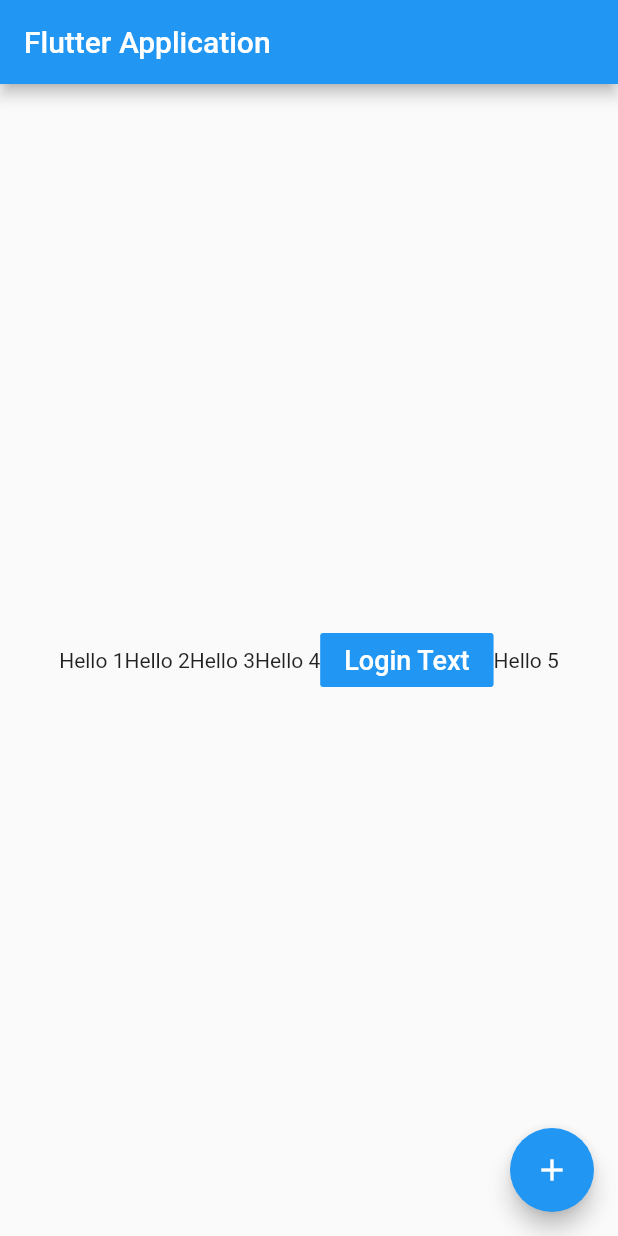
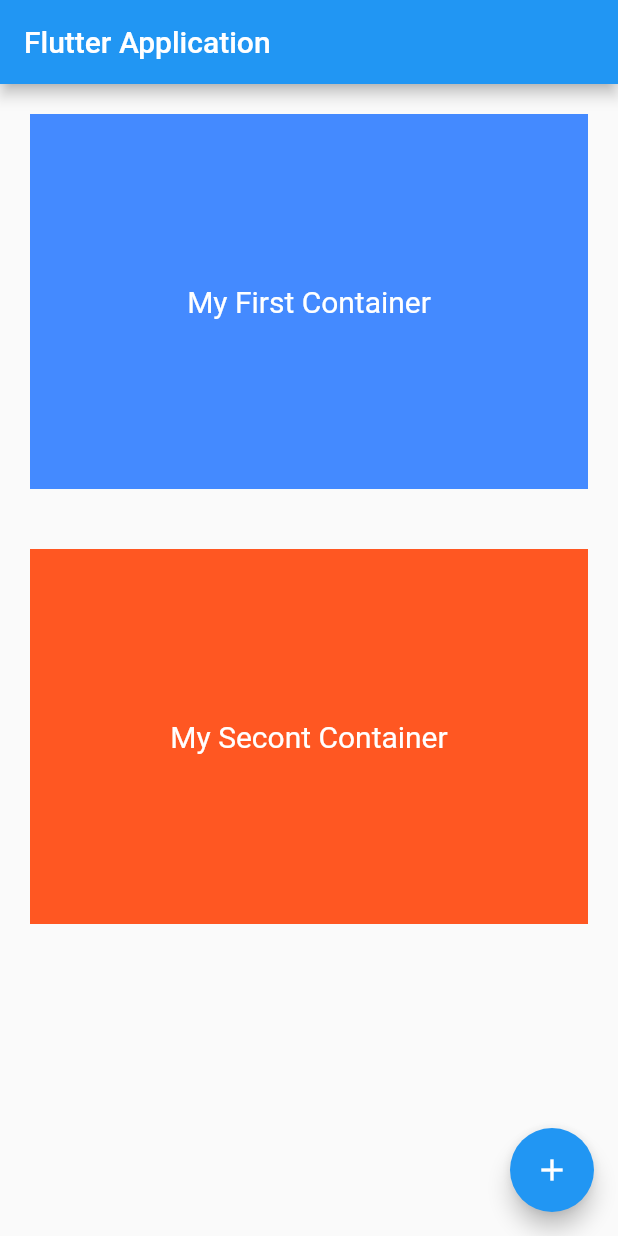
Before and after one commit to rahmat058/Flutter-Exercise, a Flutter app: the screen it shows after launch, on a phone screen of 412 x 824 dp. Run offline on Flutter 3.47's test engine with Material 2 defaults, Android fonts, the phone set to English and light mode, and no system bars.

Commit message:
Containe widget  is done

```diff
--- a/lib/main.dart
+++ b/lib/main.dart
@@ -12,22 +12,29 @@ class MyApp extends StatelessWidget {
     // TODO: implement build
     return MaterialApp(
       home: Scaffold(
-        body: Center(
-          child: Row(
-            mainAxisAlignment: MainAxisAlignment.center,
-            children: <Widget>[
-              Text("Hello 1"),
-              Text("Hello 2"),
-              Text("Hello 3"),
-              Text("Hello 4"),
-              FlatButton(
-                child: Text("Login Text", style: TextStyle(color: Colors.white, fontSize: 18),),
-                color: Colors.blue,
-                onPressed: () {},
+        body: Column(
+          children: <Widget>[
+            Container(
+              width: double.infinity,
+              height: 250,
+              color: Colors.blueAccent,
+              margin: EdgeInsets.all(20),
+              child: Center(
+                  child: Text("My First Container", style: TextStyle(color: Colors.white, fontSize: 20),)
               ),
-              Text("Hello 5"),
-            ],
-          )
+            ),
+
+
+            Container(
+              width: double.infinity,
+              height: 250,
+              color: Colors.deepOrange,
+              margin: EdgeInsets.all(20),
+              child: Center(
+                  child: Text("My Secont Container", style: TextStyle(color: Colors.white, fontSize: 20),)
+              ),
+            )
+          ],
         ),
 
         appBar: AppBar(
```
